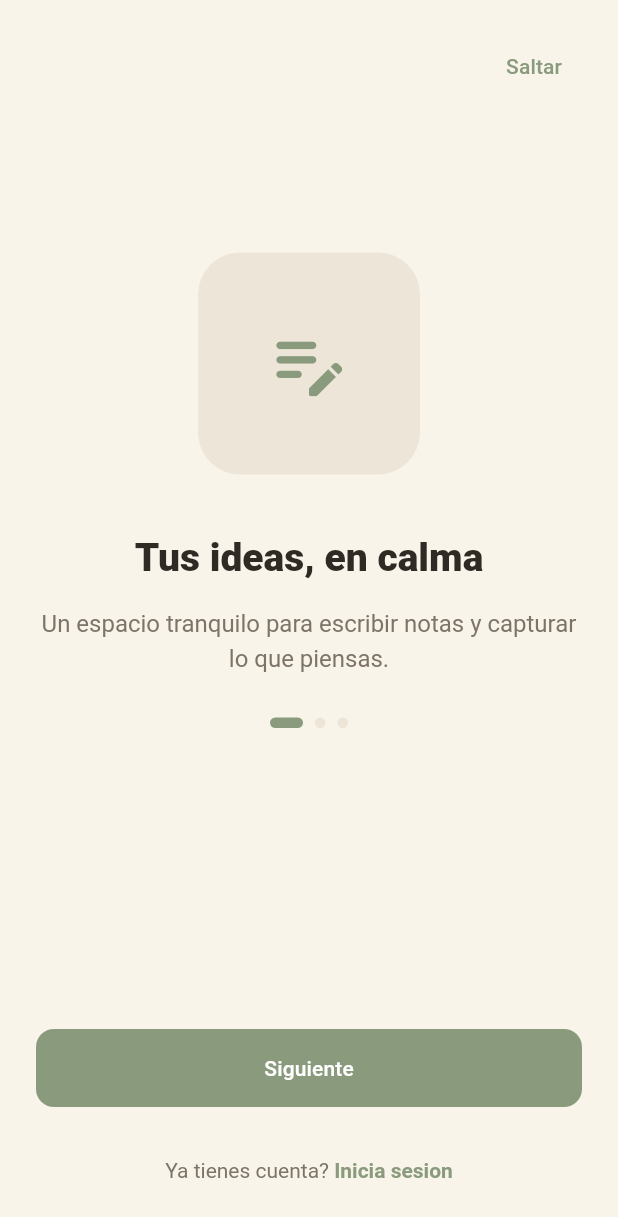
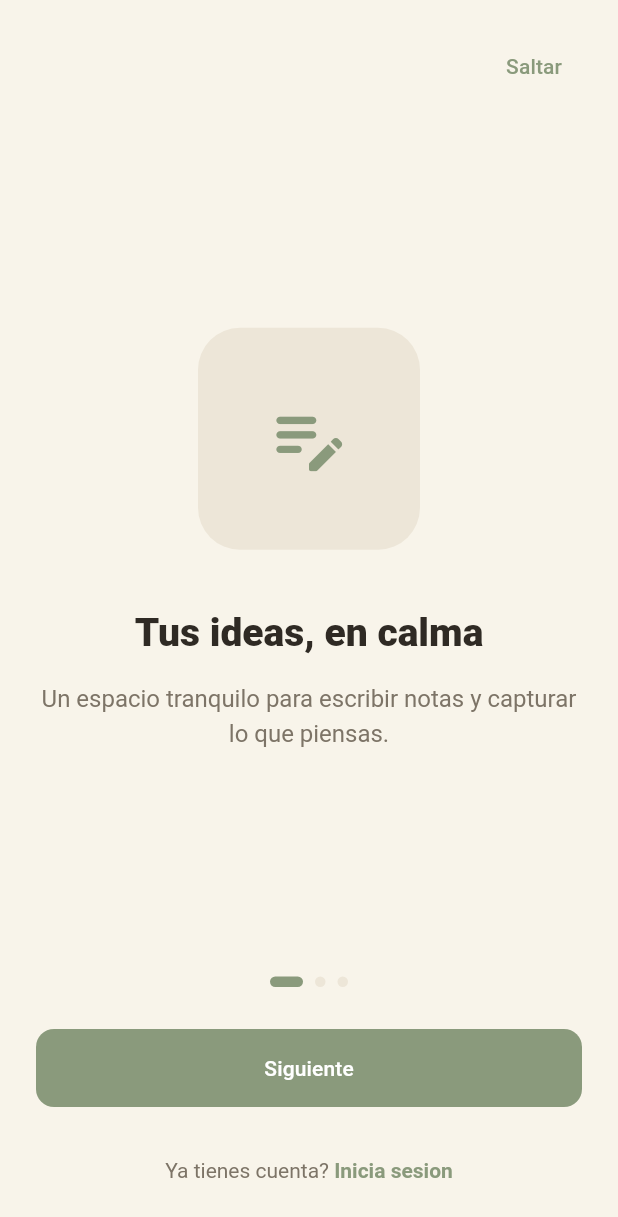
Before and after one commit to MauricioMurcia293847/bloc-notes, a Flutter app: the screen it shows after launch, on a phone screen of 412 x 824 dp. Shown: the top 1217 px of the screen. Run offline on Flutter 3.47's test engine with Material 3 defaults, Android fonts, the phone set to English and light mode, and no system bars; our stand-ins replace app_links, flutter_riverpod, go_router, image_picker, supabase_flutter; accounts and stored records are empty.

Commit message:
Fix onboarding flow and auth error messages

```diff
--- a/lib/features/onboarding/presentation/onboarding_screen.dart
+++ b/lib/features/onboarding/presentation/onboarding_screen.dart
@@ -3,13 +3,45 @@ import 'package:go_router/go_router.dart';
 
 import '../../../app/theme/app_colors.dart';
 
-class OnboardingScreen extends StatelessWidget {
+class OnboardingScreen extends StatefulWidget {
   const OnboardingScreen({super.key});
 
   @override
+  State<OnboardingScreen> createState() => _OnboardingScreenState();
+}
+
+class _OnboardingScreenState extends State<OnboardingScreen> {
+  final _pageController = PageController();
+  int _currentPage = 0;
+
+  static const _pages = [
+    _OnboardingPageData(
+      icon: Icons.edit_note_rounded,
+      title: 'Tus ideas, en calma',
+      body:
+          'Un espacio tranquilo para escribir notas y capturar lo que piensas.',
+    ),
+    _OnboardingPageData(
+      icon: Icons.dashboard_customize_rounded,
+      title: 'Organiza sin esfuerzo',
+      body:
+          'Filtra por carpetas, fija lo importante y encuentra tus notas rapido.',
+    ),
+    _OnboardingPageData(
+      icon: Icons.checklist_rounded,
+      title: 'Listas e imagenes',
+      body: 'Crea checklists, agrega imagenes y conserva todo sincronizado.',
+    ),
+  ];
+
+  @override
+  void dispose() {
+    _pageController.dispose();
+    super.dispose();
+  }
+
+  @override
   Widget build(BuildContext context) {
-    final textTheme = Theme.of(context).textTheme;
-
     return Scaffold(
       body: SafeArea(
         child: Padding(
@@ -24,47 +56,34 @@ class OnboardingScreen extends StatelessWidget {
                   child: const Text('Saltar'),
                 ),
               ),
-              const Spacer(),
-              Center(
-                child: Container(
-                  width: 148,
-                  height: 148,
-                  decoration: BoxDecoration(
-                    color: AppColors.paperMuted,
-                    borderRadius: BorderRadius.circular(28),
-                  ),
-                  child: const Icon(
-                    Icons.edit_note_rounded,
-                    color: AppColors.sage,
-                    size: 58,
+              Expanded(
+                child: PageView.builder(
+                  controller: _pageController,
+                  onPageChanged: (index) {
+                    setState(() => _currentPage = index);
+                  },
+                  itemCount: _pages.length,
+                  itemBuilder: (context, index) {
+                    return _OnboardingPage(page: _pages[index]);
+                  },
                 ),
               ),
+              Row(
+                mainAxisAlignment: MainAxisAlignment.center,
+                children: [
+                  for (var index = 0; index < _pages.length; index++)
+                    _StepDot(
+                      isActive: index == _currentPage,
+                      onTap: () => _goToPage(index),
                     ),
-              const SizedBox(height: 38),
-              Text(
-                'Tus ideas, en calma',
-                textAlign: TextAlign.center,
-                style: textTheme.headlineMedium,
-              ),
-              const SizedBox(height: 16),
-              Text(
-                'Un espacio tranquilo para escribir notas y capturar lo que piensas.',
-                textAlign: TextAlign.center,
-                style: textTheme.bodyLarge?.copyWith(color: AppColors.inkMuted),
+                ],
               ),
               const SizedBox(height: 28),
-              Row(
-                mainAxisAlignment: MainAxisAlignment.center,
-                children: const [
-                  _StepDot(isActive: true),
-                  _StepDot(),
-                  _StepDot(),
-                ],
+              FilledButton(
+                onPressed: _nextStep,
+                child: Text(
+                  _currentPage == _pages.length - 1 ? 'Comenzar' : 'Siguiente',
                 ),
-              const Spacer(flex: 2),
-              FilledButton(
-                onPressed: () => context.go('/auth'),
-                child: const Text('Siguiente'),
               ),
               const SizedBox(height: 18),
               TextButton(
@@ -83,7 +102,7 @@ class OnboardingScreen extends StatelessWidget {
                     ],
                   ),
                   textAlign: TextAlign.center,
-                  style: textTheme.bodyMedium,
+                  style: Theme.of(context).textTheme.bodyMedium,
                 ),
               ),
             ],
@@ -92,16 +111,37 @@ class OnboardingScreen extends StatelessWidget {
       ),
     );
   }
+
+  void _goToPage(int index) {
+    _pageController.animateToPage(
+      index,
+      duration: const Duration(milliseconds: 260),
+      curve: Curves.easeOut,
+    );
+  }
+
+  void _nextStep() {
+    if (_currentPage == _pages.length - 1) {
+      context.go('/auth');
+      return;
+    }
+
+    _goToPage(_currentPage + 1);
+  }
 }
 
 class _StepDot extends StatelessWidget {
-  const _StepDot({this.isActive = false});
+  const _StepDot({this.isActive = false, required this.onTap});
 
   final bool isActive;
+  final VoidCallback onTap;
 
   @override
   Widget build(BuildContext context) {
-    return AnimatedContainer(
+    return InkWell(
+      onTap: onTap,
+      borderRadius: BorderRadius.circular(99),
+      child: AnimatedContainer(
         duration: const Duration(milliseconds: 180),
         width: isActive ? 22 : 7,
         height: 7,
@@ -110,6 +150,57 @@ class _StepDot extends StatelessWidget {
           color: isActive ? AppColors.sage : AppColors.paperMuted,
           borderRadius: BorderRadius.circular(99),
         ),
+      ),
     );
   }
 }
+
+class _OnboardingPage extends StatelessWidget {
+  const _OnboardingPage({required this.page});
+
+  final _OnboardingPageData page;
+
+  @override
+  Widget build(BuildContext context) {
+    final textTheme = Theme.of(context).textTheme;
+
+    return Column(
+      mainAxisAlignment: MainAxisAlignment.center,
+      children: [
+        Container(
+          width: 148,
+          height: 148,
+          decoration: BoxDecoration(
+            color: AppColors.paperMuted,
+            borderRadius: BorderRadius.circular(28),
+          ),
+          child: Icon(page.icon, color: AppColors.sage, size: 58),
+        ),
+        const SizedBox(height: 38),
+        Text(
+          page.title,
+          textAlign: TextAlign.center,
+          style: textTheme.headlineMedium,
+        ),
+        const SizedBox(height: 16),
+        Text(
+          page.body,
+          textAlign: TextAlign.center,
+          style: textTheme.bodyLarge?.copyWith(color: AppColors.inkMuted),
+        ),
+      ],
+    );
+  }
+}
+
+class _OnboardingPageData {
+  const _OnboardingPageData({
+    required this.icon,
+    required this.title,
+    required this.body,
+  });
+
+  final IconData icon;
+  final String title;
+  final String body;
+}
--- a/pubspec.yaml
+++ b/pubspec.yaml
@@ -16,7 +16,7 @@ publish_to: 'none' # Remove this line if you wish to publish to pub.dev
 # https://developer.apple.com/library/archive/documentation/General/Reference/InfoPlistKeyReference/Articles/CoreFoundationKeys.html
 # In Windows, build-name is used as the major, minor, and patch parts
 # of the product and file versions while build-number is used as the build suffix.
-version: 1.0.0+1
+version: 1.0.1+2
 
 environment:
   sdk: ^3.12.2
```
Also changed, not shown: lib/features/auth/presentation/auth_error_message.dart (added, +33 -0 lines), lib/features/auth/presentation/auth_screen.dart (+7 -6 lines), lib/features/auth/presentation/reset_password_screen.dart (+14 -19 lines), 3 other files. Lines whose indentation alone changed are shown as unchanged.
